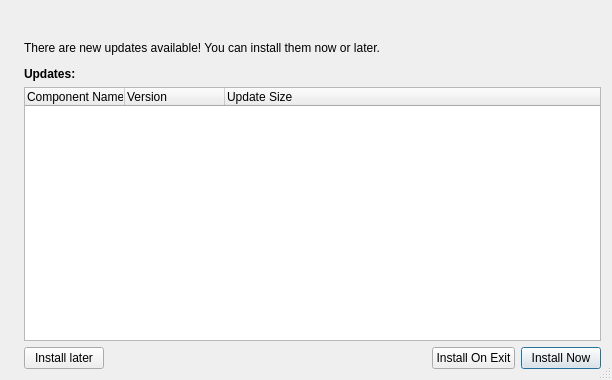
First picture: the form in AutoUpdaterWidgets/updateinfodialog.ui, repository Skycoder42/QtAutoUpdater, before the edit.
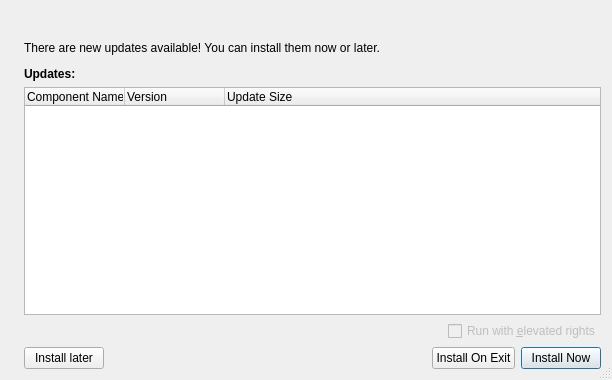
Second picture: the form after the edit. Icons and pictures are not drawn.

Commit message:
added admin authorisation (gui only)
general structure added, tested (and working) for windows

```diff
--- a/AutoUpdaterWidgets/updateinfodialog.ui
+++ b/AutoUpdaterWidgets/updateinfodialog.ui
@@ -130,6 +130,33 @@
        </column>
       </widget>
      </item>
+     <item>
+      <layout class="QHBoxLayout" name="horizontalLayout_2">
+       <item>
+        <spacer name="horizontalSpacer_2">
+         <property name="orientation">
+          <enum>Qt::Horizontal</enum>
+         </property>
+         <property name="sizeHint" stdset="0">
+          <size>
+           <width>40</width>
+           <height>20</height>
+          </size>
+         </property>
+        </spacer>
+       </item>
+       <item>
+        <widget class="QCheckBox" name="runAdminCheckBox">
+         <property name="enabled">
+          <bool>false</bool>
+         </property>
+         <property name="text">
+          <string>Run with &amp;elevated rights</string>
+         </property>
+        </widget>
+       </item>
+      </layout>
+     </item>
      <item>
       <layout class="QHBoxLayout" name="horizontalLayout">
        <item>
```
Left out of the diff: 11 changed lines with no effect on the pictures. The commit also changes 20 other files.
